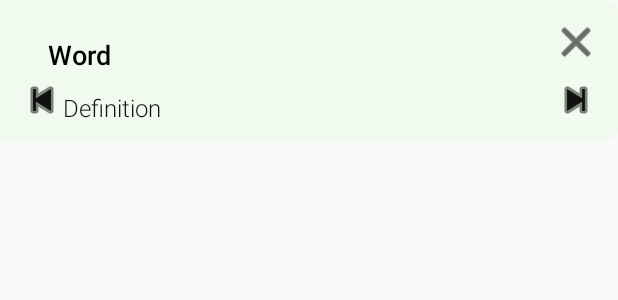
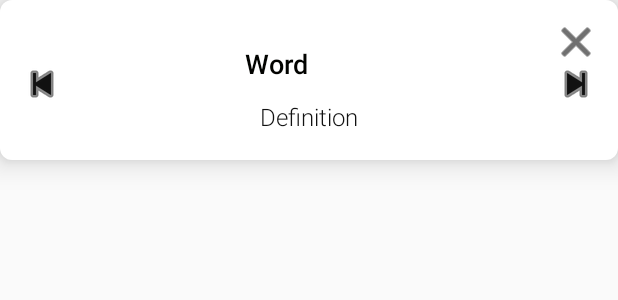
Before and after one commit to amindadgar/VocabularyBook, an Android app: the layout floating_window_layout.xml on its own in the app's theme, with its tools: preview values and no code run, on a phone screen of 412 x 824 dp. Shown: the top 300 px of the screen. Run offline under Robolectric (Android 15) with nearby library versions, the phone set to English and light mode, and no system bars.

Commit message:
floating window now can move around the screen! DraggableTouchListener is used to drag window. floating window layout changed.

```diff
--- a/app/src/main/res/drawable/shape_right_rounded_corners.xml
+++ /dev/null
@@ -1,7 +0,0 @@
-<?xml version="1.0" encoding="utf-8"?>
-<shape xmlns:android="http://schemas.android.com/apk/res/android">
-    <solid android:color="@color/Blue50"/>
-    <corners android:topRightRadius="8dp"
-        android:bottomRightRadius="8dp"/>
-
-</shape>
--- /dev/null
+++ b/app/src/main/res/drawable/shape_rounded_corners.xml
@@ -0,0 +1,9 @@
+<?xml version="1.0" encoding="utf-8"?>
+<shape xmlns:android="http://schemas.android.com/apk/res/android">
+    <solid android:color="@color/gray0"/>
+    <corners android:topRightRadius="8dp"
+        android:topLeftRadius="8dp"
+        android:bottomLeftRadius="8dp"
+        android:bottomRightRadius="8dp"/>
+
+</shape>
--- a/app/src/main/res/layout/floating_window_layout.xml
+++ b/app/src/main/res/layout/floating_window_layout.xml
@@ -1,60 +1,89 @@
 <?xml version="1.0" encoding="utf-8"?>
-<FrameLayout android:orientation="horizontal"
-    xmlns:android="http://schemas.android.com/apk/res/android"
+<FrameLayout xmlns:android="http://schemas.android.com/apk/res/android"
+    xmlns:app="http://schemas.android.com/apk/res-auto"
+    android:id="@+id/FloatingWindowContainer"
     android:layout_width="match_parent"
-    android:background="@drawable/shape_right_rounded_corners"
     android:layout_height="wrap_content"
-    android:padding="12dp"
-    xmlns:app="http://schemas.android.com/apk/res-auto">
+    android:background="@drawable/shape_rounded_corners"
+    android:elevation="12dp"
+    android:orientation="vertical"
+    android:padding="12dp">
+
     <ImageView
+        android:id="@+id/closeIcon"
         android:layout_width="wrap_content"
         android:layout_height="wrap_content"
-        android:id="@+id/closeIcon"
-        app:tint="@color/Black60"
         android:layout_gravity="end"
-        android:src="@android:drawable/ic_menu_close_clear_cancel"/>
+        android:src="@android:drawable/ic_menu_close_clear_cancel"
+        app:layout_constraintEnd_toEndOf="parent"
+        app:layout_constraintTop_toTopOf="parent"
+        app:tint="@color/Black60" />
+
+    <FrameLayout
+        android:layout_width="match_parent"
+        android:orientation="horizontal"
+        android:layout_height="wrap_content"
+        >
+
 
         <ImageView
+            android:id="@+id/previous_icon"
             android:layout_width="wrap_content"
             android:layout_height="wrap_content"
-        android:id="@+id/next_icon"
-        app:tint="@color/Black60"
+            android:layout_gravity="start|center_vertical"
             android:paddingTop="6dp"
-        android:layout_gravity="bottom|end"
-        android:src="@android:drawable/ic_media_next"/>
+            android:src="@android:drawable/ic_media_previous"
+            app:layout_constraintBottom_toBottomOf="parent"
+            app:layout_constraintStart_toStartOf="parent"
+            app:layout_constraintTop_toTopOf="parent"
+            app:tint="@color/Black60" />
+
+        <LinearLayout
+            android:layout_width="wrap_content"
+            android:layout_height="wrap_content"
+            android:layout_gravity="center_horizontal"
+            android:orientation="vertical"
+            android:padding="6dp"
+            app:layout_constraintBottom_toBottomOf="parent"
+            app:layout_constraintEnd_toEndOf="@+id/next_icon"
+            app:layout_constraintStart_toStartOf="@+id/previous_icon"
+            app:layout_constraintTop_toTopOf="parent">
+
+            <TextView
+                android:id="@+id/word_TextView"
+                android:layout_width="match_parent"
+                android:layout_height="wrap_content"
+                android:layout_marginStart="20dp"
+                android:layout_marginTop="12dp"
+                android:layout_marginEnd="20dp"
+                android:text="Word"
+                android:textColor="@color/Black90"
+                android:textSize="18sp"
+                android:textStyle="bold" />
+
+            <TextView
+                android:id="@+id/definition_text"
+                android:layout_width="match_parent"
+                android:layout_height="wrap_content"
+                android:layout_marginStart="30dp"
+                android:layout_marginTop="12dp"
+                android:layout_marginEnd="30dp"
+                android:text="Definition"
+                android:textColor="@color/Black60"
+                android:textSize="16sp" />
+
+        </LinearLayout>
 
         <ImageView
+            android:id="@+id/next_icon"
             android:layout_width="wrap_content"
             android:layout_height="wrap_content"
-        android:id="@+id/previous_icon"
-        app:tint="@color/Black60"
+            android:layout_gravity="center_vertical|end"
             android:paddingTop="6dp"
-        android:layout_gravity="bottom|start"
-        android:src="@android:drawable/ic_media_previous"/>
-    <LinearLayout
-        android:layout_width="match_parent"
-        android:layout_height="wrap_content"
-        android:orientation="vertical">
-    <TextView
-        android:text="Word"
-        android:textSize="18sp"
-        android:textStyle="bold"
-        android:layout_marginTop="12dp"
-        android:layout_marginStart="20dp"
-        android:layout_marginEnd="20dp"
-        android:layout_width="match_parent"
-        android:layout_height="wrap_content"
-        android:id="@+id/word_TextView"
-        android:textColor="@color/Black90"/>
-    <TextView
-        android:layout_width="match_parent"
-        android:layout_marginTop="12dp"
-        android:layout_marginStart="30dp"
-        android:layout_marginEnd="30dp"
-        android:text="Definition"
-        android:textSize="16sp"
-        android:textColor="@color/Black60"
-        android:layout_height="wrap_content"
-        android:id="@+id/definition_text"/>
-    </LinearLayout>
+            android:src="@android:drawable/ic_media_next"
+            app:layout_constraintBottom_toBottomOf="parent"
+            app:layout_constraintEnd_toEndOf="parent"
+            app:layout_constraintTop_toTopOf="parent"
+            app:tint="@color/Black60" />
     </FrameLayout>
+</FrameLayout>
```
Also changed, not shown: app/src/main/java/com/amindadgar/mydictionary/Utils/FloatingWindow.kt (+35 -3 lines), app/src/main/java/com/amindadgar/mydictionary/Utils/UiUtils/DraggableTouchListener.kt (added, +96 -0 lines). Lines whose indentation alone changed are shown as unchanged.
